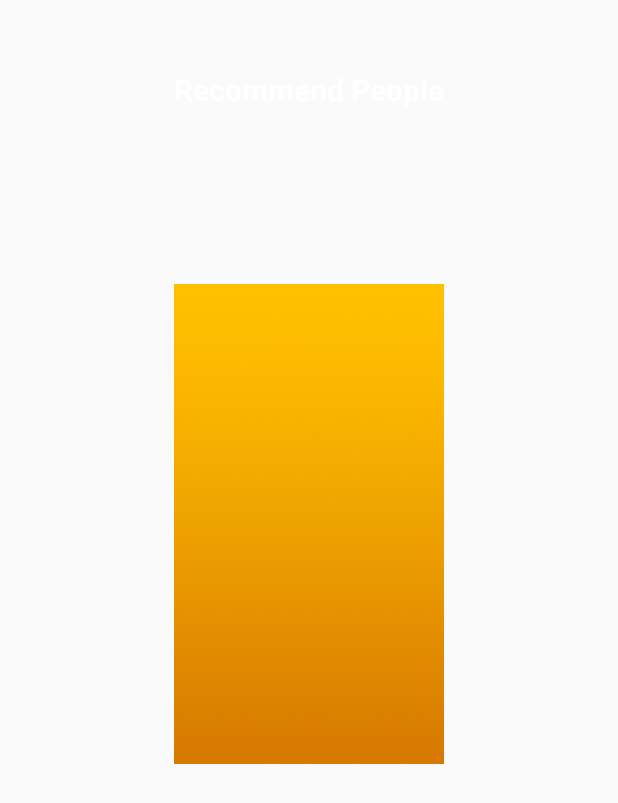
After one commit to DamnAllstar/FullCourse, an Android app: the Recommend screen opened directly, with no data from a screen before it, on a phone screen of 412 x 824 dp. The commit adds this screen. Shown: the top 803 px of the screen. Run offline under Robolectric (Android 15) with nearby library versions, the phone set to English and light mode, and no system bars.

Commit message:
recommend

```diff
--- a/app/src/main/AndroidManifest.xml
+++ b/app/src/main/AndroidManifest.xml
@@ -26,8 +26,15 @@
             android:theme="@style/Profile" >
             <intent-filter>
                 <action android:name="com.hmkcode.android.ANOTHER_ACTIVITY" />
+
                 <category android:name="android.intent.category.DEFAULT" />
             </intent-filter>
+        </activity>
+        <activity
+            android:name=".Recommend"
+            android:label="@string/title_activity_recommend"
+
+            >
         </activity>
     </application>
 
--- /dev/null
+++ b/app/src/main/java/com/example/chonlaphoom/fullcourse/Recommend.java
@@ -0,0 +1,39 @@
+package com.example.chonlaphoom.fullcourse;
+
+import android.support.v7.app.ActionBarActivity;
+import android.os.Bundle;
+import android.view.Menu;
+import android.view.MenuItem;
+
+
+public class Recommend extends ActionBarActivity {
+
+    @Override
+    protected void onCreate(Bundle savedInstanceState) {
+        super.onCreate(savedInstanceState);
+        setContentView(R.layout.activity_recommend);
+    }
+
+
+    @Override
+    public boolean onCreateOptionsMenu(Menu menu) {
+        // Inflate the menu; this adds items to the action bar if it is present.
+        getMenuInflater().inflate(R.menu.menu_recommend, menu);
+        return true;
+    }
+
+    @Override
+    public boolean onOptionsItemSelected(MenuItem item) {
+        // Handle action bar item clicks here. The action bar will
+        // automatically handle clicks on the Home/Up button, so long
+        // as you specify a parent activity in AndroidManifest.xml.
+        int id = item.getItemId();
+
+        //noinspection SimplifiableIfStatement
+        if (id == R.id.action_settings) {
+            return true;
+        }
+
+        return super.onOptionsItemSelected(item);
+    }
+}
--- /dev/null
+++ b/app/src/main/res/layout/activity_recommend.xml
@@ -0,0 +1,44 @@
+<RelativeLayout xmlns:android="http://schemas.android.com/apk/res/android"
+    xmlns:tools="http://schemas.android.com/tools" android:layout_width="fill_parent"
+    android:layout_height="fill_parent" android:paddingLeft="@dimen/activity_horizontal_margin"
+    android:paddingRight="@dimen/activity_horizontal_margin"
+    android:paddingTop="@dimen/activity_vertical_margin"
+    android:paddingBottom="@dimen/activity_vertical_margin"
+    tools:context="com.example.chonlaphoom.fullcourse.Recommend"
+    android:id="@+id/recommend"
+
+   >
+
+
+    <TextView
+        android:layout_width="wrap_content"
+        android:layout_height="wrap_content"
+        android:text="Recommend People"
+        android:id="@+id/textView2"
+        android:layout_marginLeft="0dp"
+        android:layout_marginRight="0dp"
+        android:linksClickable="false"
+        android:height="30dp"
+        android:editable="false"
+        android:textStyle="bold"
+        android:textSize="20dp"
+        android:layout_marginTop="0dp"
+        android:textColor="#FFFFFF"
+        android:layout_alignParentTop="true"
+        android:layout_centerHorizontal="true"
+        android:layout_margin="30dp" />
+
+    <ImageView
+        android:layout_width="fill_parent"
+        android:layout_height="fill_parent"
+        android:id="@+id/imageView6"
+        android:adjustViewBounds="true"
+        android:src="@drawable/back"
+        android:layout_marginRight="100dp"
+        android:layout_marginLeft="100dp"
+        android:layout_alignParentBottom="true"
+        android:layout_alignParentStart="true"
+        android:layout_marginBottom="125dp" />
+
+
+</RelativeLayout>
--- /dev/null
+++ b/app/src/main/res/menu/menu_recommend.xml
@@ -0,0 +1,10 @@
+<menu xmlns:android="http://schemas.android.com/apk/res/android"
+    xmlns:app="http://schemas.android.com/apk/res-auto"
+    xmlns:tools="http://schemas.android.com/tools"
+    tools:context="com.example.chonlaphoom.fullcourse.Recommend">
+
+   <item android:id="@+id/action_settings"
+         android:title="@string/action_settings"
+         android:orderInCategory="100"
+         app:showAsAction="never" />
+</menu>
--- a/app/src/main/res/values/strings.xml
+++ b/app/src/main/res/values/strings.xml
@@ -8,6 +8,7 @@
     <string name="title_activity_main_activity2">MainActivity2</string>
     <string name="title_activity_test_01">test_01</string>
     <string name="title_activity_profile">profile</string>
+    <string name="title_activity_recommend">Recommend</string>
 
 
 </resources>
```
